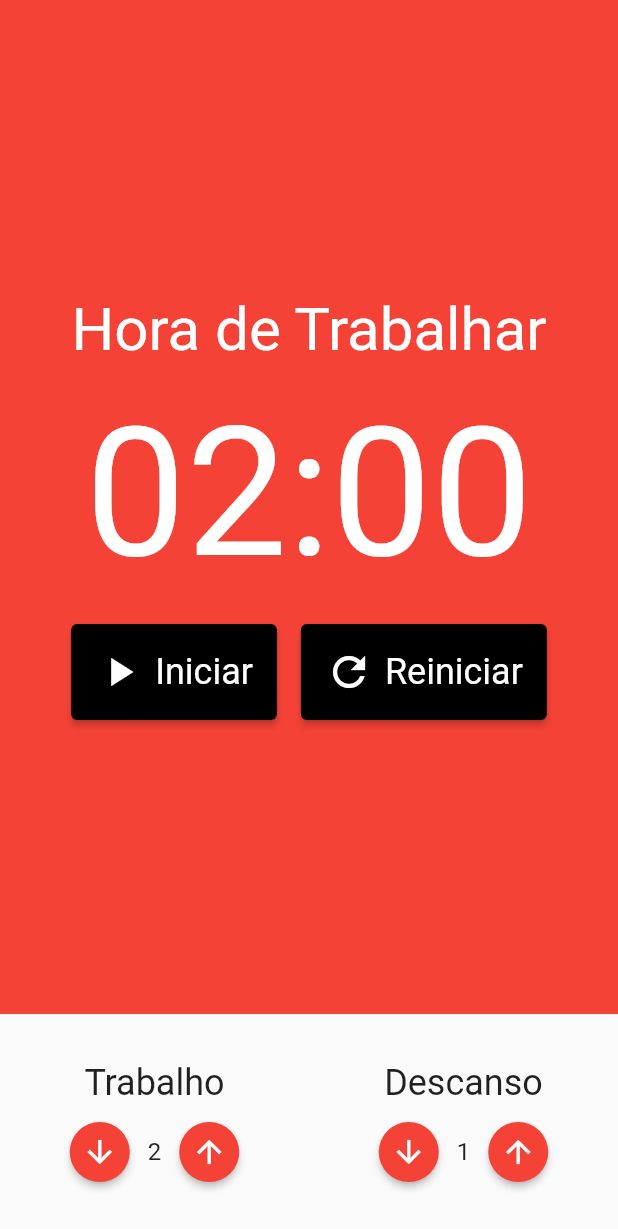
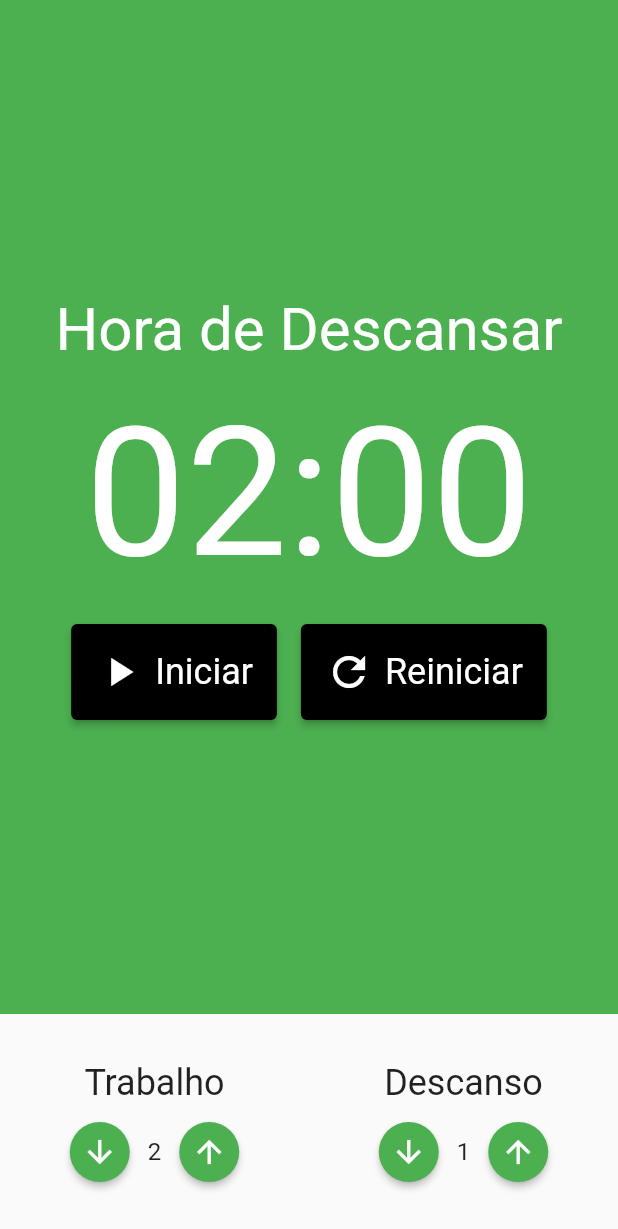
Before and after one commit to xandefreitas/MobX_Pomodoro, a Flutter app: the screen it shows after launch, on a phone screen of 412 x 824 dp. Shown: the top 1229 px of the screen. Run offline on Flutter 3.47's test engine with Material 2 defaults, Android fonts, the phone set to English and light mode, and no system bars; our stand-ins replace flutter_mobx, mobx; generated files the repository leaves out were written again.

Commit message:
466. Pomodoro Store 03

```diff
--- a/lib/components/botao_entrada_tempo.dart
+++ b/lib/components/botao_entrada_tempo.dart
@@ -1,4 +1,7 @@
 import 'package:flutter/material.dart';
+import 'package:provider/provider.dart';
+
+import '../store/pomodoro_store.dart';
 
 class BotaoEntradaTempo extends StatelessWidget {
   final IconData icone;
@@ -11,13 +14,14 @@
 
   @override
   Widget build(BuildContext context) {
+    final store = Provider.of<PomodoroStore>(context);
     return ElevatedButton(
       onPressed: onPressed ?? null,
       child: Icon(icone),
       style: ElevatedButton.styleFrom(
         shape: CircleBorder(),
         padding: EdgeInsets.all(8),
-        primary: Colors.red,
+        primary: store.trabalhando ? Colors.red : Colors.green,
       ),
     );
   }
--- a/lib/components/cronometro.dart
+++ b/lib/components/cronometro.dart
@@ -11,12 +11,12 @@
   Widget build(BuildContext context) {
     final store = Provider.of<PomodoroStore>(context);
     return Container(
-      color: Colors.red,
+      color: store.trabalhando ? Colors.red : Colors.green,
       child: Column(
         mainAxisAlignment: MainAxisAlignment.center,
         children: [
-          const Text(
-            'Hora de Trabalhar',
+          Text(
+            store.trabalhando ? 'Hora de Trabalhar' : 'Hora de Descansar',
             style: TextStyle(
               fontSize: 40,
               color: Colors.white,
```
Also changed, not shown: lib/store/pomodoro_store.dart (+8 -0 lines).
